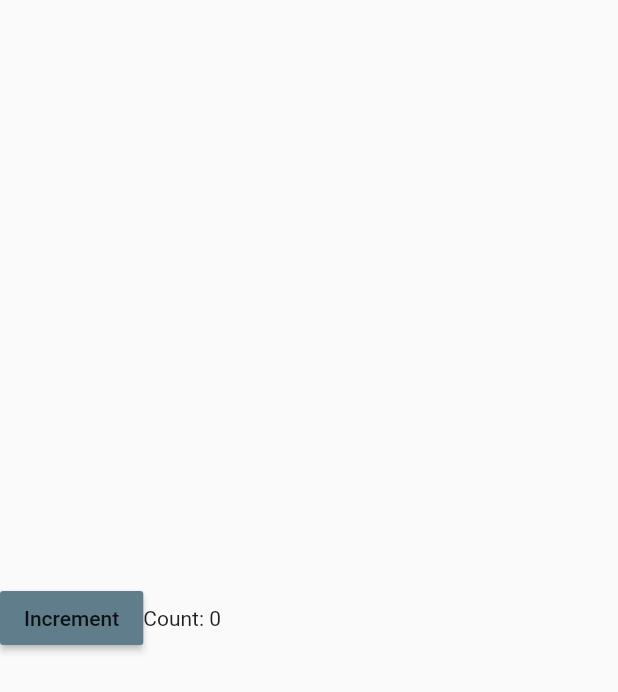
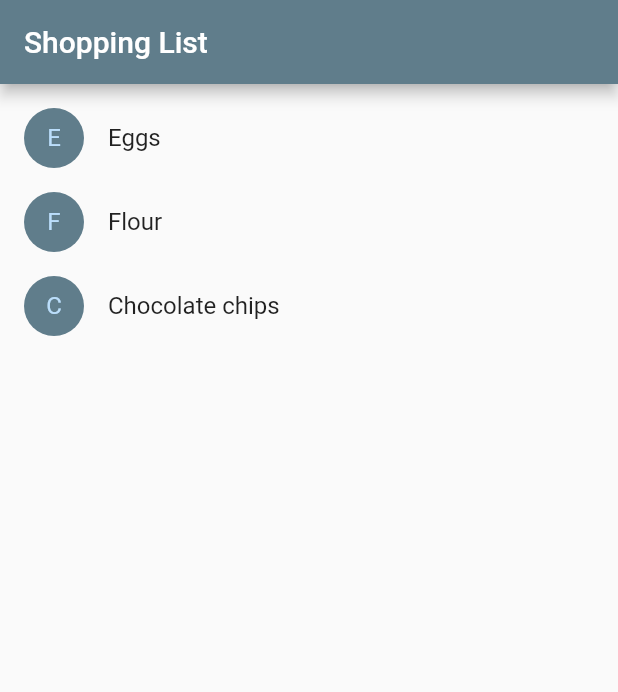
Before and after one commit to rflopes/flutter-tutorial, a Flutter app: the screen it shows after launch, on a phone screen of 412 x 824 dp. Shown: the top 692 px of the screen. Run offline on Flutter 3.47's test engine with Material 2 defaults, Android fonts, the phone set to English and light mode, and no system bars.

Commit message:
Add Shopping List example with reusable widgets

```diff
--- a/lib/main.dart
+++ b/lib/main.dart
@@ -1,20 +1,44 @@
 import 'package:flutter/material.dart';
-import 'package:tutorial/counter-generic.dart';
+import 'package:tutorial/shopping/product.dart';
+import 'package:tutorial/shopping/shopping-list.dart';
+
+// void main() => runApp(MyApp());
+
+// class MyApp extends StatelessWidget {
+//   @override
+//   Widget build(BuildContext context) {
+//     return MaterialApp(
+//       title: 'Flutter Tutorial',
+//       home: Scaffold(
+//         body: SafeArea(
+//           child: Center(
+//             child: CounterGeneric(),
+//           ),
+//         ),
+//       ),
+//     );
+//   }
+// }
 
 void main() => runApp(MyApp());
 
 class MyApp extends StatelessWidget {
+  const MyApp({
+    Key key,
+  }) : super(key: key);
+
   @override
   Widget build(BuildContext context) {
     return MaterialApp(
-      title: 'Flutter Tutorial',
-      home: Scaffold(
-        body: SafeArea(
-          child: Center(
-            child: CounterGeneric(),
-          ),
-        ),
+      title: 'Shopping App',
+      theme: ThemeData(
+        primaryColor: Colors.blueGrey,
       ),
+      home: ShoppingList(products: <Product>[
+        Product(name: 'Eggs'),
+        Product(name: 'Flour'),
+        Product(name: 'Chocolate chips'),
+      ]),
     );
   }
 }
--- /dev/null
+++ b/lib/shopping/product.dart
@@ -0,0 +1,4 @@
+class Product {
+  const Product({this.name});
+  final String name;
+}
--- /dev/null
+++ b/lib/shopping/shopping-list-item.dart
@@ -0,0 +1,43 @@
+import 'package:flutter/material.dart';
+import 'package:tutorial/shopping/product.dart';
+
+typedef void CartChangedCallback(Product product, bool inCart);
+
+class ShoppingListItem extends StatelessWidget {
+  ShoppingListItem({this.product, this.inCart, this.onCartChanged})
+      : super(key: ObjectKey(product));
+
+  final Product product;
+  final bool inCart;
+  final CartChangedCallback onCartChanged;
+
+  Color _getColor(BuildContext context) {
+    return inCart ? Colors.black54 : Theme.of(context).primaryColor;
+  }
+
+  TextStyle _getTextStyle(BuildContext context) {
+    if (!inCart) return null;
+
+    return TextStyle(
+      color: Colors.black54,
+      decoration: TextDecoration.lineThrough,
+    );
+  }
+
+  @override
+  Widget build(BuildContext context) {
+    return ListTile(
+      leading: CircleAvatar(
+        backgroundColor: _getColor(context),
+        child: Text(product.name[0]),
+      ),
+      title: Text(
+        product.name,
+        style: _getTextStyle(context),
+      ),
+      onTap: () {
+        onCartChanged(product, inCart);
+      },
+    );
+  }
+}
--- /dev/null
+++ b/lib/shopping/shopping-list.dart
@@ -0,0 +1,42 @@
+import 'package:flutter/material.dart';
+import 'package:tutorial/shopping/product.dart';
+import 'package:tutorial/shopping/shopping-list-item.dart';
+
+class ShoppingList extends StatefulWidget {
+  ShoppingList({Key key, this.products}) : super(key: key);
+
+  final List<Product> products;
+
+  _ShoppingListState createState() => _ShoppingListState();
+}
+
+class _ShoppingListState extends State<ShoppingList> {
+  Set<Product> _shoppingCart = Set<Product>();
+
+  void _handleCartChanged(Product product, bool inCart) {
+    setState(() {
+      if (!inCart)
+        _shoppingCart.add(product);
+      else
+        _shoppingCart.remove(product);
+    });
+  }
+
+  @override
+  Widget build(BuildContext context) {
+    return Scaffold(
+        appBar: AppBar(
+          title: Text('Shopping List'),
+        ),
+        body: ListView(
+          padding: EdgeInsets.symmetric(vertical: 8.0),
+          children: widget.products.map((Product product) {
+            return ShoppingListItem(
+              product: product,
+              inCart: _shoppingCart.contains(product),
+              onCartChanged: _handleCartChanged,
+            );
+          }).toList(),
+        ));
+  }
+}
```
